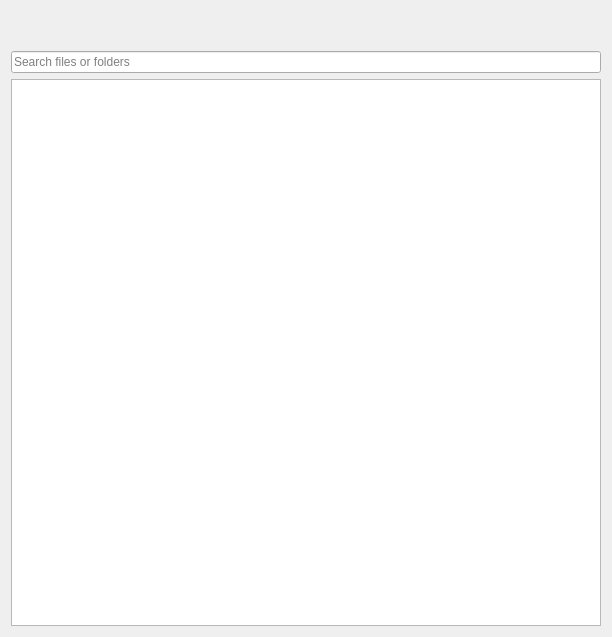
Above: parsec/core/gui/forms/files_widget.ui from Scille/parsec-cloud before the change. Below: the same form after it.
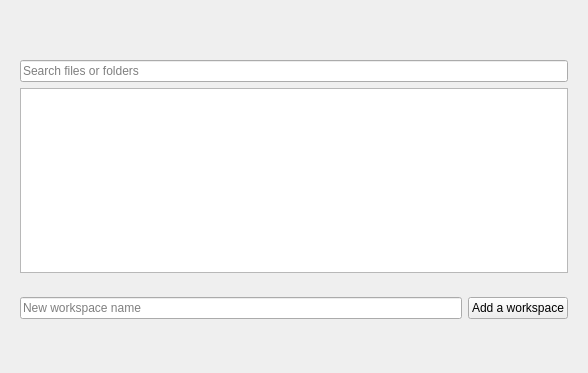
That is the form after the change.

The edit to the form file:
```diff
--- a/parsec/core/gui/forms/files_widget.ui
+++ b/parsec/core/gui/forms/files_widget.ui
@@ -6,8 +6,8 @@
    <rect>
     <x>0</x>
     <y>0</y>
-    <width>612</width>
-    <height>637</height>
+    <width>588</width>
+    <height>373</height>
    </rect>
   </property>
   <property name="sizePolicy">
@@ -21,6 +21,9 @@
   </property>
   <layout class="QVBoxLayout" name="verticalLayout">
    <item>
+    <widget class="QWidget" name="widget_files" native="true">
+     <layout class="QVBoxLayout" name="verticalLayout_2">
+      <item>
     <widget class="QLabel" name="label_current_directory">
      <property name="text">
       <string/>
@@ -28,8 +31,6 @@
     </widget>
    </item>
    <item>
-    <layout class="QHBoxLayout" name="horizontalLayout_2">
-     <item>
       <widget class="QLabel" name="label_cd_elems">
        <property name="sizePolicy">
         <sizepolicy hsizetype="Expanding" vsizetype="Preferred">
@@ -43,33 +44,57 @@
       </widget>
      </item>
      <item>
-      <widget class="QLabel" name="label_cd_size">
-       <property name="sizePolicy">
-        <sizepolicy hsizetype="Minimum" vsizetype="Preferred">
-         <horstretch>0</horstretch>
-         <verstretch>0</verstretch>
-        </sizepolicy>
-       </property>
-       <property name="text">
-        <string/>
-       </property>
-      </widget>
-     </item>
-    </layout>
-   </item>
-   <item>
-    <layout class="QHBoxLayout" name="horizontalLayout">
-     <item>
       <widget class="QLineEdit" name="edit_search">
        <property name="placeholderText">
         <string>Search files or folders</string>
        </property>
       </widget>
      </item>
-    </layout>
-   </item>
    <item>
     <widget class="QListWidget" name="list_files"/>
+      </item>
+     </layout>
+    </widget>
+   </item>
+   <item>
+    <widget class="QWidget" name="widget_workspaces" native="true">
+     <layout class="QVBoxLayout" name="verticalLayout_3">
+      <item>
+       <layout class="QHBoxLayout" name="horizontalLayout">
+        <item>
+         <widget class="QLineEdit" name="line_edit_new_workspace">
+          <property name="placeholderText">
+           <string>New workspace name</string>
+          </property>
+         </widget>
+        </item>
+        <item>
+         <widget class="QPushButton" name="button_add_workspace">
+          <property name="text">
+           <string>Add a workspace</string>
+          </property>
+         </widget>
+        </item>
+       </layout>
+      </item>
+      <item>
+       <layout class="QGridLayout" name="layout_workspaces"/>
+      </item>
+     </layout>
+    </widget>
+   </item>
+   <item>
+    <spacer name="verticalSpacer">
+     <property name="orientation">
+      <enum>Qt::Vertical</enum>
+     </property>
+     <property name="sizeHint" stdset="0">
+      <size>
+       <width>20</width>
+       <height>40</height>
+      </size>
+     </property>
+    </spacer>
    </item>
   </layout>
  </widget>
```
Lines whose indentation alone changed are shown as unchanged.
